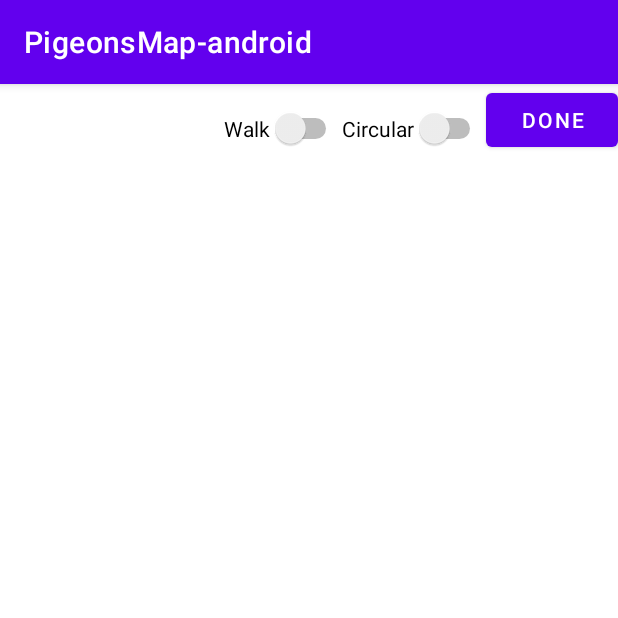
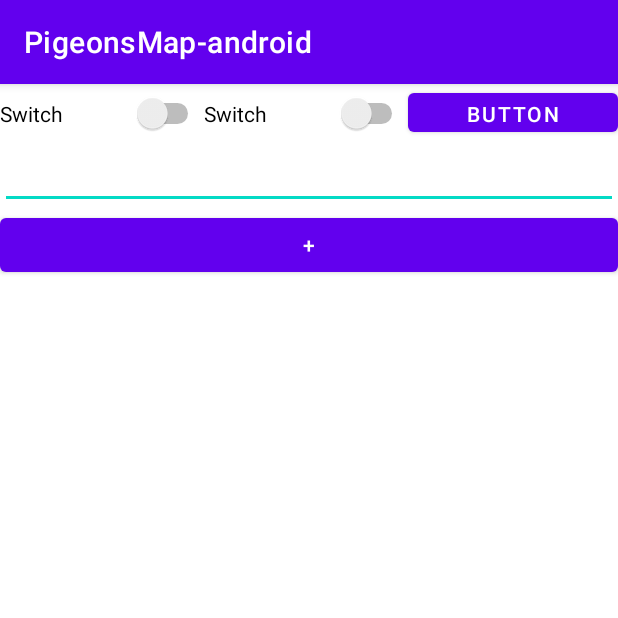
Before and after one commit to Pigeon-s-Map/PigeonsMap-android, an Android app: the AdressesActivity screen opened directly, with no data from a screen before it, on a phone screen of 412 x 824 dp, the top half of it. Run offline under Robolectric (Android 15) with nearby library versions, the phone set to English and light mode, and no system bars.

Commit message:
implemented new address button

```diff
--- a/app/src/main/java/com/example/pigeonsmap_android/AdressesActivity.java
+++ b/app/src/main/java/com/example/pigeonsmap_android/AdressesActivity.java
@@ -1,14 +1,48 @@
 package com.example.pigeonsmap_android;
 
 import androidx.appcompat.app.AppCompatActivity;
+import androidx.constraintlayout.widget.ConstraintLayout;
 
+import android.content.Context;
 import android.os.Bundle;
+import android.view.View;
+import android.widget.Button;
+import android.widget.EditText;
+import android.widget.LinearLayout;
+import android.widget.RelativeLayout;
+
+import java.util.ArrayList;
+import java.util.List;
 
 public class AdressesActivity extends AppCompatActivity {
-
+    private ArrayList<EditText> addressBoxes;
+    private Button addAddressButton;
     @Override
     protected void onCreate(Bundle savedInstanceState) {
         super.onCreate(savedInstanceState);
         setContentView(R.layout.activity_adresses);
+
+        LinearLayout layout = (LinearLayout) findViewById(R.id.oll);
+        addAddressButton = (Button) findViewById(R.id.addr);
+        addressBoxes = new ArrayList<EditText>();
+        Context c = this;
+        addressBoxes.add(new EditText(this));
+
+        layout.removeView(addAddressButton);
+        layout.addView(addressBoxes.get(0));
+        layout.addView(addAddressButton);
+
+        addAddressButton.setOnClickListener(new View.OnClickListener() {
+            @Override
+            public void onClick(View v) {
+                addressBoxes.add(new EditText(c));
+                layout.removeView(addAddressButton);
+                layout.addView(addressBoxes.get(addressBoxes.size()-1));
+                layout.addView(addAddressButton);
+            }
+        });
+
     }
+
+
 }
--- a/app/src/main/res/layout/activity_adresses.xml
+++ b/app/src/main/res/layout/activity_adresses.xml
@@ -2,38 +2,52 @@
 <androidx.constraintlayout.widget.ConstraintLayout xmlns:android="http://schemas.android.com/apk/res/android"
     xmlns:app="http://schemas.android.com/apk/res-auto"
     xmlns:tools="http://schemas.android.com/tools"
+    android:id="@+id/clay"
     android:layout_width="match_parent"
     android:layout_height="match_parent"
     tools:context=".AdressesActivity">
 
-    <Button
-        android:id="@+id/button3"
+    <LinearLayout
+        android:id="@+id/oll"
+        android:layout_width="match_parent"
+        android:layout_height="match_parent"
+        android:orientation="vertical"
+        tools:layout_editor_absoluteX="243dp"
+        tools:layout_editor_absoluteY="224dp">
+
+        <LinearLayout
+            android:id="@+id/ill"
+            android:layout_width="match_parent"
+            android:layout_height="38dp"
+            android:orientation="horizontal">
+
+            <Switch
+                android:id="@+id/switch2"
                 android:layout_width="wrap_content"
                 android:layout_height="wrap_content"
-        android:text="Done"
-        app:layout_constraintEnd_toEndOf="parent"
-        app:layout_constraintTop_toTopOf="parent" />
+                android:layout_weight="1"
+                android:text="Switch" />
 
             <Switch
-        android:id="@+id/travelWay"
+                android:id="@+id/switch3"
                 android:layout_width="wrap_content"
                 android:layout_height="wrap_content"
-        android:layout_marginTop="16dp"
-        android:text="Walk"
-        android:textOff="Vehicle"
-        android:textOn="Walk"
-        app:layout_constraintEnd_toStartOf="@+id/isSircularButton"
-        app:layout_constraintTop_toTopOf="parent" />
+                android:layout_weight="1"
+                android:text="Switch" />
 
-    <Switch
-        android:id="@+id/isSircularButton"
+            <Button
+                android:id="@+id/button4"
                 android:layout_width="wrap_content"
                 android:layout_height="wrap_content"
-        android:layout_marginTop="16dp"
-        android:text="Circular"
-        android:textOff="Hebelek"
-        android:textOn="Circular"
-        app:layout_constraintEnd_toStartOf="@+id/button3"
-        app:layout_constraintTop_toTopOf="parent"
-        tools:textOff="Non-circular" />
+                android:layout_weight="1"
+                android:text="Button" />
+
+        </LinearLayout>
+
+        <Button
+            android:id="@+id/addr"
+            android:layout_width="match_parent"
+            android:layout_height="wrap_content"
+            android:text="+" />
+    </LinearLayout>
 </androidx.constraintlayout.widget.ConstraintLayout>
```
Lines whose indentation alone changed are shown as unchanged.
